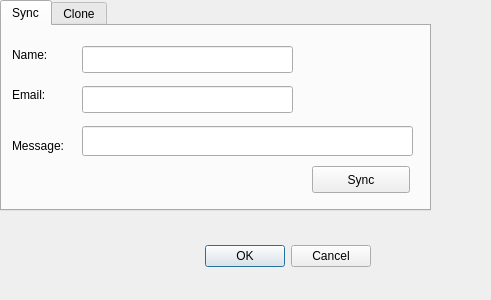
This is geogig_module_dialog_base.ui in roscoeZA/GeoGigSync as Qt 5 draws it before an edit. The edited form follows.
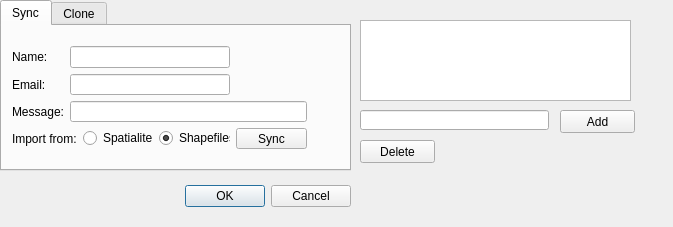
This is the edited form. The open tabs and pages were chosen to show the change.

Commit message: Working on Windows 7, after adding py4j and requests modules

Diff of the .ui file:
```diff
--- a/geogig_module_dialog_base.ui
+++ b/geogig_module_dialog_base.ui
@@ -6,8 +6,8 @@
    <rect>
     <x>0</x>
     <y>0</y>
-    <width>491</width>
-    <height>300</height>
+    <width>673</width>
+    <height>227</height>
    </rect>
   </property>
   <property name="windowTitle">
@@ -16,8 +16,8 @@
   <widget class="QDialogButtonBox" name="button_box">
    <property name="geometry">
     <rect>
-     <x>30</x>
-     <y>240</y>
+     <x>10</x>
+     <y>180</y>
      <width>341</width>
      <height>32</height>
     </rect>
@@ -34,8 +34,8 @@
     <rect>
      <x>0</x>
      <y>0</y>
-     <width>431</width>
-     <height>211</height>
+     <width>351</width>
+     <height>171</height>
     </rect>
    </property>
    <property name="currentIndex">
@@ -45,154 +45,185 @@
     <attribute name="title">
      <string>Sync</string>
     </attribute>
-    <widget class="QLineEdit" name="txtMessage">
+    <widget class="QWidget" name="layoutWidget">
      <property name="geometry">
       <rect>
-       <x>80</x>
-       <y>100</y>
-       <width>331</width>
-       <height>30</height>
-      </rect>
-     </property>
-    </widget>
-    <widget class="QLabel" name="label">
-     <property name="geometry">
-      <rect>
        <x>10</x>
-       <y>110</y>
-       <width>66</width>
-       <height>20</height>
-      </rect>
-     </property>
-     <property name="text">
-      <string>Message:</string>
-     </property>
-    </widget>
-    <widget class="QPushButton" name="btnSync">
-     <property name="geometry">
-      <rect>
-       <x>310</x>
-       <y>140</y>
-       <width>98</width>
-       <height>27</height>
-      </rect>
-     </property>
-     <property name="text">
-      <string>Sync</string>
-     </property>
-    </widget>
-    <widget class="QLineEdit" name="txtEmail">
-     <property name="geometry">
-      <rect>
-       <x>80</x>
-       <y>60</y>
-       <width>211</width>
-       <height>27</height>
-      </rect>
-     </property>
-    </widget>
-    <widget class="QLineEdit" name="txtName">
-     <property name="geometry">
-      <rect>
-       <x>80</x>
        <y>20</y>
-       <width>211</width>
-       <height>27</height>
+       <width>295</width>
+       <height>103</height>
       </rect>
      </property>
-    </widget>
-    <widget class="QLabel" name="label_2">
-     <property name="geometry">
-      <rect>
-       <x>10</x>
-       <y>60</y>
-       <width>66</width>
-       <height>17</height>
-      </rect>
-     </property>
-     <property name="text">
-      <string>Email:</string>
-     </property>
-    </widget>
-    <widget class="QLabel" name="label_3">
-     <property name="geometry">
-      <rect>
-       <x>10</x>
-       <y>20</y>
-       <width>66</width>
-       <height>17</height>
-      </rect>
-     </property>
-     <property name="text">
-      <string>Name:</string>
-     </property>
+     <layout class="QGridLayout" name="gridLayout">
+      <item row="0" column="0">
+       <widget class="QLabel" name="label_3">
+        <property name="text">
+         <string>Name:</string>
+        </property>
+       </widget>
+      </item>
+      <item row="0" column="1" colspan="3">
+       <widget class="QLineEdit" name="txtName"/>
+      </item>
+      <item row="1" column="0">
+       <widget class="QLabel" name="label_2">
+        <property name="text">
+         <string>Email:</string>
+        </property>
+       </widget>
+      </item>
+      <item row="1" column="1" colspan="3">
+       <widget class="QLineEdit" name="txtEmail"/>
+      </item>
+      <item row="2" column="0">
+       <widget class="QLabel" name="label">
+        <property name="text">
+         <string>Message:</string>
+        </property>
+       </widget>
+      </item>
+      <item row="2" column="1" colspan="4">
+       <widget class="QLineEdit" name="txtMessage"/>
+      </item>
+      <item row="3" column="0" colspan="2">
+       <widget class="QLabel" name="labelImportSync">
+        <property name="text">
+         <string>Import from:</string>
+        </property>
+       </widget>
+      </item>
+      <item row="3" column="2">
+       <widget class="QRadioButton" name="radioSpatialiteSync">
+        <property name="text">
+         <string>Spatialite</string>
+        </property>
+       </widget>
+      </item>
+      <item row="3" column="3">
+       <widget class="QRadioButton" name="radioShapefilesSync">
+        <property name="text">
+         <string>Shapefiles</string>
+        </property>
+        <property name="checked">
+         <bool>true</bool>
+        </property>
+       </widget>
+      </item>
+      <item row="3" column="4">
+       <widget class="QPushButton" name="btnSync">
+        <property name="text">
+         <string>Sync</string>
+        </property>
+       </widget>
+      </item>
+     </layout>
     </widget>
    </widget>
    <widget class="QWidget" name="tab_2">
     <attribute name="title">
      <string>Clone</string>
     </attribute>
-    <widget class="QLineEdit" name="txtRemote">
+    <widget class="QWidget" name="layoutWidget">
      <property name="geometry">
       <rect>
-       <x>140</x>
-       <y>20</y>
-       <width>271</width>
-       <height>27</height>
-      </rect>
-     </property>
-    </widget>
-    <widget class="QLineEdit" name="txtDir">
-     <property name="geometry">
-      <rect>
-       <x>140</x>
-       <y>60</y>
-       <width>271</width>
-       <height>27</height>
-      </rect>
-     </property>
-    </widget>
-    <widget class="QLabel" name="labelRemote">
-     <property name="geometry">
-      <rect>
        <x>20</x>
        <y>20</y>
-       <width>101</width>
-       <height>17</height>
+       <width>300</width>
+       <height>100</height>
       </rect>
      </property>
-     <property name="text">
-      <string>Remote Host:</string>
-     </property>
-    </widget>
-    <widget class="QLabel" name="labelRemote_2">
-     <property name="geometry">
-      <rect>
-       <x>20</x>
-       <y>60</y>
-       <width>66</width>
-       <height>17</height>
-      </rect>
-     </property>
-     <property name="text">
-      <string>Directory: </string>
-     </property>
-    </widget>
-    <widget class="QPushButton" name="btnClone">
-     <property name="geometry">
-      <rect>
-       <x>310</x>
-       <y>140</y>
-       <width>98</width>
-       <height>27</height>
-      </rect>
-     </property>
-     <property name="text">
-      <string>Clone</string>
-     </property>
+     <layout class="QGridLayout" name="gridLayout_2">
+      <item row="0" column="2" colspan="3">
+       <widget class="QLineEdit" name="txtDir"/>
+      </item>
+      <item row="0" column="0">
+       <widget class="QLabel" name="labelRemote_2">
+        <property name="text">
+         <string>Directory: </string>
+        </property>
+       </widget>
+      </item>
+      <item row="1" column="1" colspan="2">
+       <widget class="QRadioButton" name="radioSpatialiteClone">
+        <property name="text">
+         <string>Spatialite</string>
+        </property>
+       </widget>
+      </item>
+      <item row="1" column="3">
+       <widget class="QRadioButton" name="radioShapefilesClone">
+        <property name="text">
+         <string>Shapefiles</string>
+        </property>
+        <property name="checked">
+         <bool>true</bool>
+        </property>
+       </widget>
+      </item>
+      <item row="2" column="4">
+       <widget class="QPushButton" name="btnClone">
+        <property name="text">
+         <string>Clone</string>
+        </property>
+       </widget>
+      </item>
+      <item row="1" column="0">
+       <widget class="QLabel" name="labelImport">
+        <property name="text">
+         <string>Export to:</string>
+        </property>
+       </widget>
+      </item>
+     </layout>
     </widget>
    </widget>
   </widget>
+  <widget class="QListWidget" name="listRepos">
+   <property name="geometry">
+    <rect>
+     <x>360</x>
+     <y>20</y>
+     <width>271</width>
+     <height>81</height>
+    </rect>
+   </property>
+  </widget>
+  <widget class="QPushButton" name="btnDelete">
+   <property name="geometry">
+    <rect>
+     <x>360</x>
+     <y>140</y>
+     <width>75</width>
+     <height>23</height>
+    </rect>
+   </property>
+   <property name="text">
+    <string>Delete</string>
+   </property>
+  </widget>
+  <widget class="QPushButton" name="btnAdd">
+   <property name="geometry">
+    <rect>
+     <x>560</x>
+     <y>110</y>
+     <width>75</width>
+     <height>23</height>
+    </rect>
+   </property>
+   <property name="text">
+    <string>Add</string>
+   </property>
+  </widget>
+  <widget class="QLineEdit" name="txtRemote">
+   <property name="geometry">
+    <rect>
+     <x>360</x>
+     <y>110</y>
+     <width>189</width>
+     <height>20</height>
+    </rect>
+   </property>
+  </widget>
  </widget>
  <resources/>
  <connections>
```
The commit also changes 188 other files.
